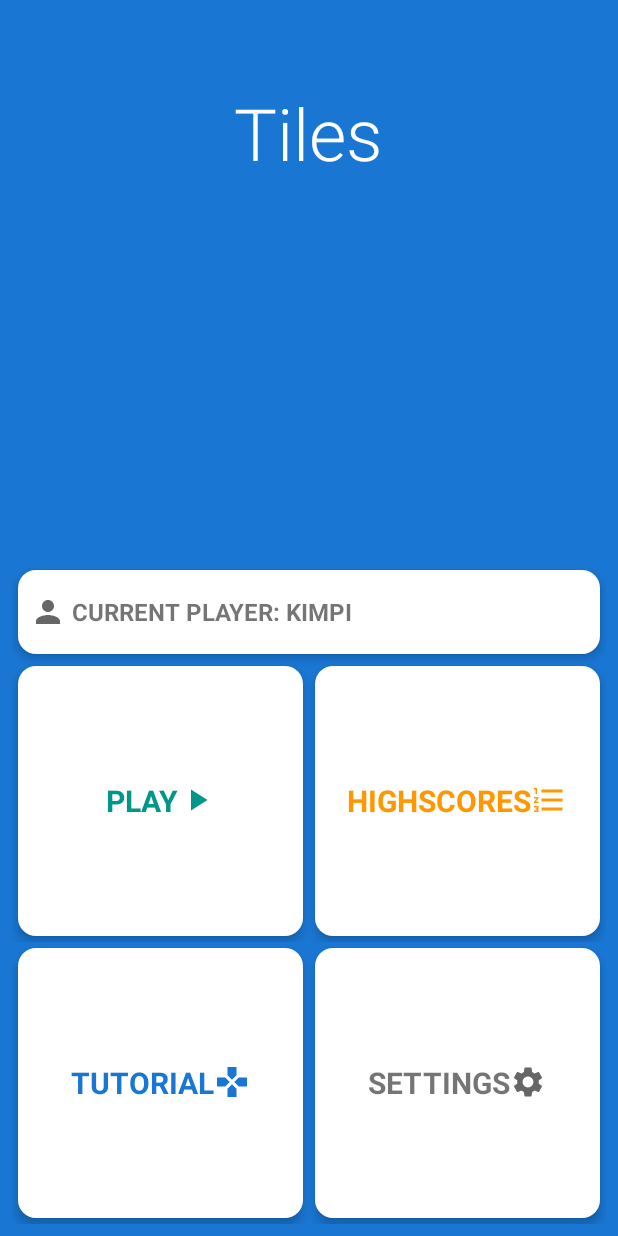
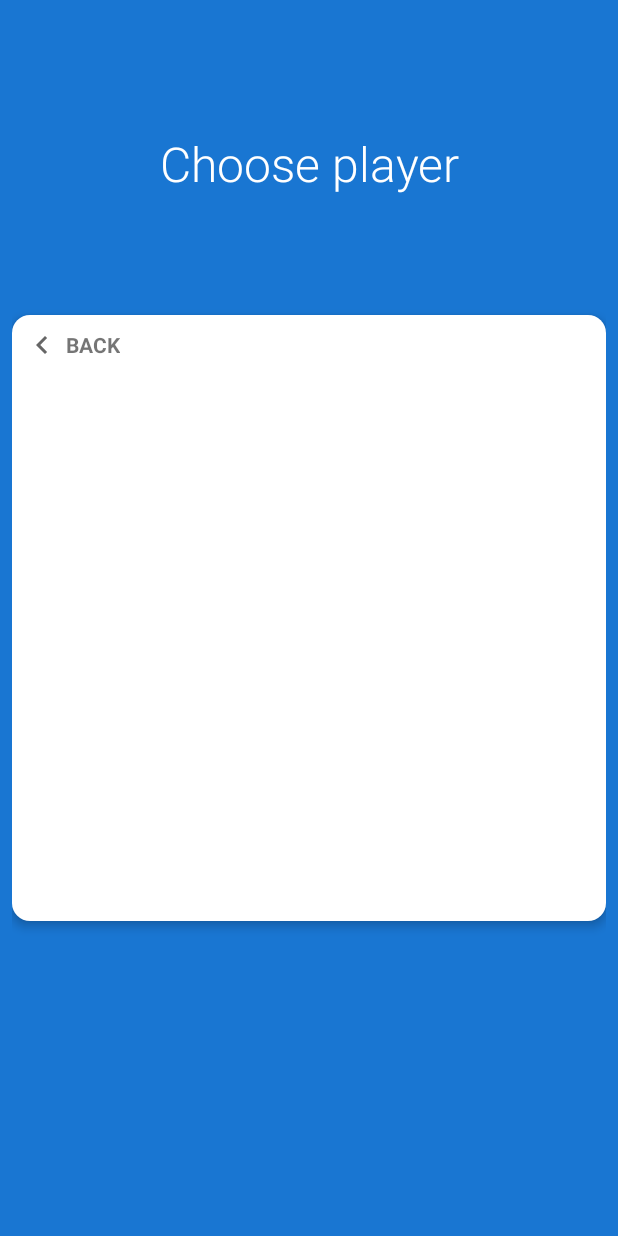
Before and after one commit to kim-iths/App1, an Android app: the screen it shows after launch (MainActivity), after a tap on an icon or button, on a phone screen of 412 x 824 dp. Run offline under Robolectric (Android 15) with nearby library versions, the phone set to English and light mode, and no system bars.

Commit message:
Fixed ripple effect in main menu, added user selection fragment

```diff
--- /dev/null
+++ b/app/src/main/java/com/example/app1/FragmentChoosePlayer.kt
@@ -0,0 +1,43 @@
+package com.example.app1
+
+import android.app.Activity
+import android.os.Bundle
+import android.view.LayoutInflater
+import android.view.View
+import android.view.ViewGroup
+import android.widget.LinearLayout
+import android.widget.TextView
+import androidx.fragment.app.Fragment
+import androidx.recyclerview.widget.LinearLayoutManager
+
+class FragmentChoosePlayer : Fragment(){
+
+    lateinit var context: MainActivity
+
+
+    override fun onCreateView(
+        inflater: LayoutInflater,
+        container: ViewGroup?,
+        savedInstanceState: Bundle?
+    ): View? {
+        val view = inflater.inflate(R.layout.fragment_choose_player, container, false)
+
+        context = (activity as MainActivity)
+
+        val backButton = view.findViewById<TextView>(R.id.buttonBack)
+        val outside0 = view.findViewById<LinearLayout>(R.id.outsideView0)
+        val outside1 = view.findViewById<LinearLayout>(R.id.outsideView1)
+
+
+        backButton.setOnClickListener { returnToMainMenu() }
+        outside0.setOnClickListener { returnToMainMenu() }
+        outside1.setOnClickListener { returnToMainMenu() }
+
+        return view
+    }
+
+    fun returnToMainMenu(){
+        context.returnToMainMenu()
+    }
+
+}
--- a/app/src/main/java/com/example/app1/FragmentMainMenu.kt
+++ b/app/src/main/java/com/example/app1/FragmentMainMenu.kt
@@ -19,6 +19,8 @@ class FragmentMainMenu : Fragment(){
 
         val view = inflater.inflate(R.layout.fragment_main_menu, container, false)
 
+        val context = (activity as MainActivity)
+
         val currentPlayerButton = view.findViewById<RelativeLayout>(R.id.buttonCurrentPlayer)
         val currentPlayerTextView = view.findViewById<TextView>(R.id.textViewCurrentPlayer)
         val playButton = view.findViewById<RelativeLayout>(R.id.buttonPlay)
@@ -30,7 +32,7 @@ class FragmentMainMenu : Fragment(){
 
         currentPlayerTextView.text = resources.getText(R.string.current_player).toString() + " " + testPlayer.name
 
-        currentPlayerButton.setOnClickListener { }
+        currentPlayerButton.setOnClickListener { context.choosePlayer() }
 
         playButton.setOnClickListener {
             val i = Intent(activity, GameActivity::class.java)
--- a/app/src/main/java/com/example/app1/MainActivity.kt
+++ b/app/src/main/java/com/example/app1/MainActivity.kt
@@ -15,11 +15,40 @@ class MainActivity : AppCompatActivity() {
         setContentView(R.layout.activity_main)
 
         supportActionBar?.hide()
-
         val transaction = supportFragmentManager.beginTransaction()
         transaction.add(R.id.container, FragmentMainMenu(), "fragment")
         transaction.commit()
     }
+
+    fun choosePlayer(){
+        val transaction = supportFragmentManager.beginTransaction()
+        transaction.replace(R.id.container, FragmentChoosePlayer(),"fragment")
+        transaction.commit()
+
+    }
+
+    fun returnToMainMenu(){
+        val transaction = supportFragmentManager.beginTransaction()
+        transaction.replace(R.id.container, FragmentMainMenu(),"fragment")
+        transaction.commit()
+    }
+
+    fun play(){
+
+    }
+
+    fun highscores(){
+
+    }
+
+    fun tutorial(){
+
+    }
+
+    fun settings(){
+
+    }
+
 }
 
 
@@ -29,10 +58,12 @@ class MainActivity : AppCompatActivity() {
 
 // Done
 //TODO("Game over screen")
+
+// In progress
 //TODO("Difficulty selection")
 //TODO("In harder difficulties, make the correct button change place after a certain amount of time")
 
-// In progress
+// Done
 //TODO("Make use of fragments for main menu and in game")
 
 // In progress
--- a/app/src/main/java/com/example/app1/MainMenuActivity.kt
+++ b/app/src/main/java/com/example/app1/MainMenuActivity.kt
@@ -17,9 +17,4 @@ class MainMenuActivity : AppCompatActivity() {
 
 
     }
-
-
-
-
-
 }
--- a/app/src/main/res/drawable/button_background.xml
+++ b/app/src/main/res/drawable/button_background.xml
@@ -1,6 +1,9 @@
 <?xml version="1.0" encoding="utf-8"?>
-<shape xmlns:android="http://schemas.android.com/apk/res/android">
-    <solid android:color="@android:color/white"/>
-    <corners android:radius="12dp"/>
-    <stroke android:color="@android:color/black" android:width="0dp"/>
-</shape>
+<selector android:shape="rectangle" xmlns:android="http://schemas.android.com/apk/res/android">
+    <item>
+        <shape android:shape="rectangle">
+            <solid android:color="@android:color/white"/>
+            <corners android:radius="12dp"/>
+        </shape>
+    </item>
+</selector>
--- /dev/null
+++ b/app/src/main/res/drawable/mask.xml
@@ -0,0 +1,11 @@
+<?xml version="1.0" encoding="utf-8"?>
+<ripple xmlns:android="http://schemas.android.com/apk/res/android"
+    android:color="?android:attr/colorControlHighlight">
+    <item android:id="@android:id/mask">
+        <shape android:shape="rectangle">
+            <solid android:color="#000000" />
+            <corners android:radius="12dp" />
+        </shape>
+    </item>
+    <item android:drawable="@drawable/button_background" />
+</ripple>
--- a/app/src/main/res/layout/activity_main.xml
+++ b/app/src/main/res/layout/activity_main.xml
@@ -2,7 +2,7 @@
 <LinearLayout xmlns:android="http://schemas.android.com/apk/res/android"
     xmlns:app="http://schemas.android.com/apk/res-auto"
     xmlns:tools="http://schemas.android.com/tools"
-    android:padding="4dp"
+    android:padding="8dp"
     android:layout_width="match_parent"
     android:layout_height="match_parent"
     android:orientation="vertical"
@@ -10,6 +10,7 @@
     android:background="@color/colorScheme2Medium">
 
     <FrameLayout
+        android:animateLayoutChanges="true"
         android:id="@+id/container"
         android:layout_width="match_parent"
         android:layout_height="match_parent"/>
--- /dev/null
+++ b/app/src/main/res/layout/fragment_choose_player.xml
@@ -0,0 +1,61 @@
+<?xml version="1.0" encoding="utf-8"?>
+<LinearLayout xmlns:android="http://schemas.android.com/apk/res/android"
+    xmlns:tools="http://schemas.android.com/tools"
+    android:orientation="vertical"
+    android:layout_width="match_parent"
+    android:layout_height="match_parent">
+
+    <LinearLayout
+        android:orientation="vertical"
+        android:id="@+id/outsideView0"
+        android:layout_weight="0.5"
+        android:layout_width="match_parent"
+        android:layout_height="0dp">
+
+        <TextView
+            android:focusable="false"
+            android:clickable="false"
+            android:textColor="@android:color/white"
+            android:textSize="32sp"
+            android:fontFamily="sans-serif-light"
+            android:gravity="center"
+            android:text="Choose player"
+            android:layout_width="match_parent"
+            android:layout_height="match_parent"/>
+    </LinearLayout>
+
+    <LinearLayout
+        android:orientation="vertical"
+        android:elevation="4dp"
+        android:background="@drawable/button_background"
+        android:layout_weight="1"
+        android:layout_width="match_parent"
+        android:layout_height="0dp">
+
+        <TextView
+            android:gravity="center_vertical"
+            android:textStyle="bold"
+            android:textAllCaps="true"
+            android:id="@+id/buttonBack"
+            android:padding="8dp"
+            android:drawablePadding="4dp"
+            android:text="@string/back"
+            android:drawableStart="@drawable/arrow_left"
+            android:layout_width="wrap_content"
+            android:layout_height="wrap_content"/>
+
+        <ListView
+            android:id="@+id/listPlayers"
+            android:layout_width="match_parent"
+            android:layout_height="match_parent"/>
+
+    </LinearLayout>
+
+    <LinearLayout
+        android:orientation="vertical"
+        android:id="@+id/outsideView1"
+        android:layout_weight="0.5"
+        android:layout_width="match_parent"
+        android:layout_height="0dp"/>
+
+</LinearLayout>
--- a/app/src/main/res/layout/fragment_main_menu.xml
+++ b/app/src/main/res/layout/fragment_main_menu.xml
@@ -1,6 +1,5 @@
 <?xml version="1.0" encoding="utf-8"?>
 <RelativeLayout
-    android:padding="4dp"
     xmlns:android="http://schemas.android.com/apk/res/android"
     android:layout_width="match_parent"
     android:layout_height="match_parent">
@@ -17,10 +16,9 @@
 
     <RelativeLayout
         android:elevation="4dp"
-        android:foreground="?selectableItemBackground"
         android:id="@+id/buttonCurrentPlayer"
         android:layout_margin="4dp"
-        android:background="@drawable/button_background"
+        android:background="@drawable/mask"
         android:layout_above="@id/topRow"
         android:layout_width="match_parent"
         android:layout_height="wrap_content">
@@ -50,7 +48,6 @@
 
         <RelativeLayout
             android:id="@+id/buttonPlay"
-            android:foreground="?selectableItemBackground"
             style="@style/MainMenuButtonRemastered">
 
             <TextView
@@ -63,7 +60,6 @@
         </RelativeLayout>
 
         <RelativeLayout
-            android:foreground="?selectableItemBackground"
             android:id="@+id/buttonHighscores"
             style="@style/MainMenuButtonRemastered">
 
@@ -86,7 +82,6 @@
         android:layout_height="wrap_content">
 
         <RelativeLayout
-            android:foreground="?selectableItemBackground"
             android:id="@+id/buttonTutorial"
             style="@style/MainMenuButtonRemastered">
 
@@ -100,7 +95,6 @@
         </RelativeLayout>
 
         <RelativeLayout
-            android:foreground="?selectableItemBackground"
             android:id="@+id/buttonSettings"
             style="@style/MainMenuButtonRemastered">
 
--- a/app/src/main/res/values/styles.xml
+++ b/app/src/main/res/values/styles.xml
@@ -22,7 +22,7 @@
         <item name="android:layout_width">0dp</item>
         <item name="android:layout_height">180dp</item>
         <item name="android:layout_weight">1</item>
-        <item name="android:background">@drawable/button_background</item>
+        <item name="android:background">@drawable/mask</item>
         <item name="android:elevation">4dp</item>
         <item name="android:layout_margin">4dp</item>
         <item name="android:clipToPadding">true</item>
```
